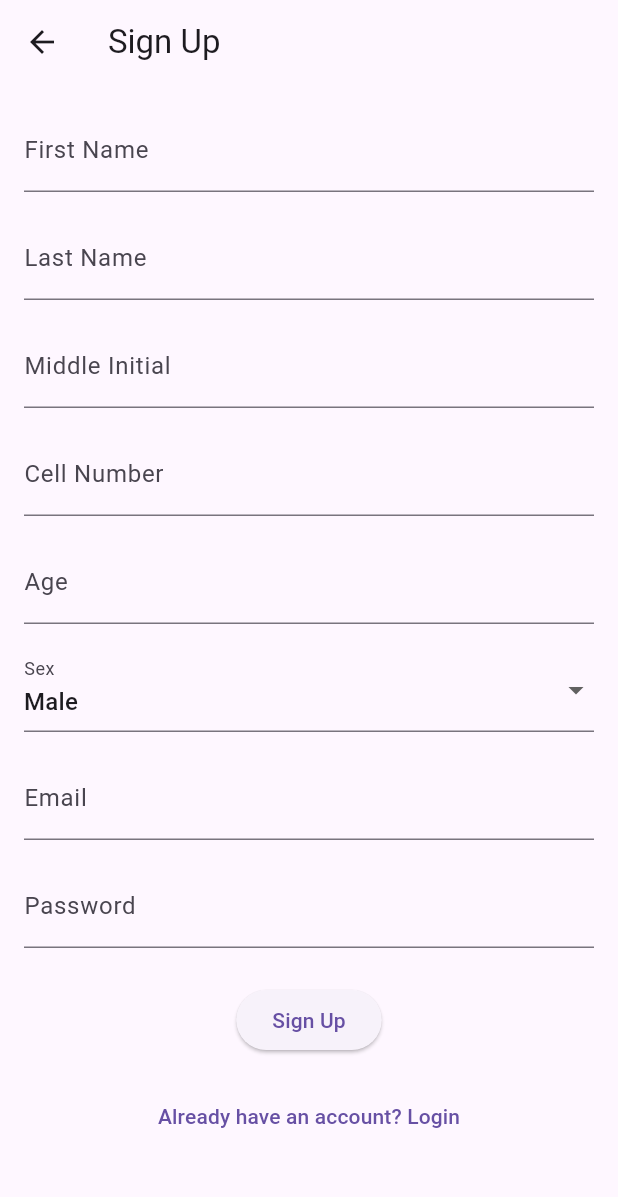
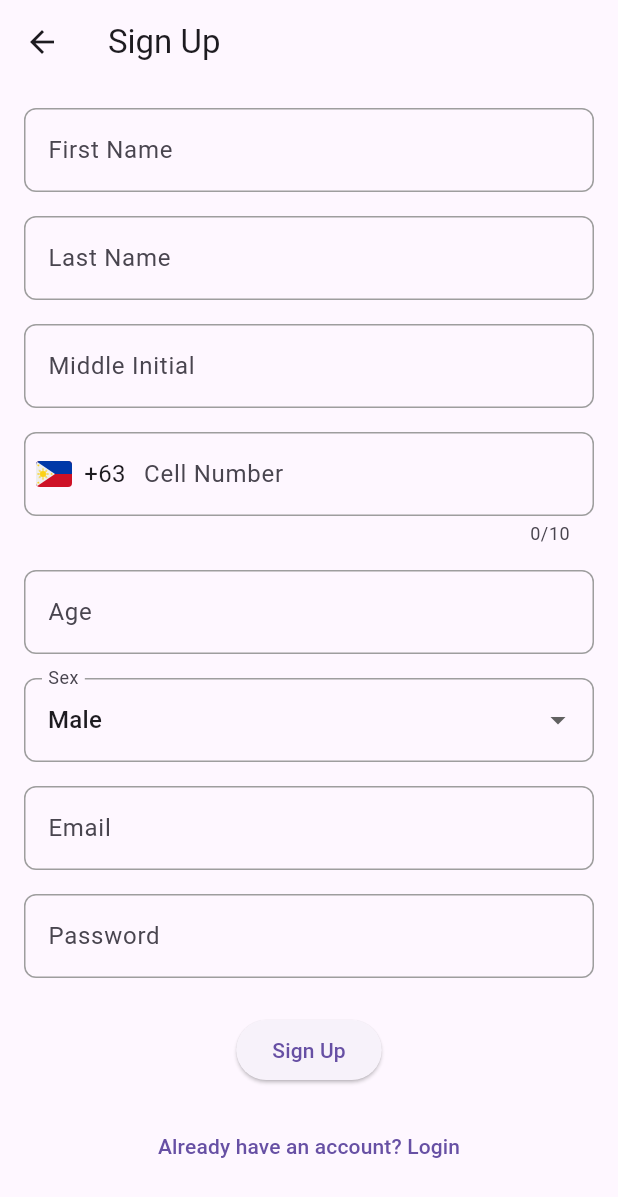
Before and after one commit to Jazo00/mobile_app_ar, a Flutter app: the LoginAndSignupPage screen opened by its route, after a tap on an icon or button, on a phone screen of 412 x 824 dp. Shown: the top 1197 px of the screen. Run offline on Flutter 3.47's test engine with Material 3 defaults, Android fonts, the phone set to English and light mode, and no system bars; our stand-ins replace flutter_svg, google_fonts, supabase_flutter; accounts and stored records are empty.

Commit message:
modified ni justin mga plugins and stuff

```diff
--- a/mobile_app_ar/lib/login_and_signup_page.dart
+++ b/mobile_app_ar/lib/login_and_signup_page.dart
@@ -1,5 +1,6 @@
 import 'package:flutter/material.dart';
 import 'package:flutter/services.dart';
+import 'package:flutter_svg/flutter_svg.dart';
 import 'package:supabase_flutter/supabase_flutter.dart';
 
 class LoginAndSignupPage extends StatefulWidget {
@@ -39,7 +40,7 @@ class _LoginAndSignupPageState extends State<LoginAndSignupPage> {
           'last_name': _lastNameController.text,
           'middle_initial': _middleInitialController.text,
           'email': _emailController.text,
-          'cell_number': _cellNumberController.text,
+          'cell_number': '+63' + _cellNumberController.text,
           'age': int.parse(_ageController.text),
           'sex': _selectedSex,
         });
@@ -71,6 +72,23 @@ class _LoginAndSignupPageState extends State<LoginAndSignupPage> {
     }
   }
 
+  InputDecoration _inputDecoration(String labelText, {Widget? prefixIcon}) {
+    return InputDecoration(
+      labelText: labelText,
+      border: OutlineInputBorder(
+        borderRadius: BorderRadius.circular(8.0),
+      ),
+      focusedBorder: OutlineInputBorder(
+        borderRadius: BorderRadius.circular(8.0),
+        borderSide: BorderSide(color: Colors.green),
+      ),
+      enabledBorder: OutlineInputBorder(
+        borderRadius: BorderRadius.circular(8.0),
+        borderSide: BorderSide(color: Colors.grey),
+      ),
+      prefixIcon: prefixIcon,
+    );
+  }
 
   @override
   Widget build(BuildContext context) {
@@ -87,7 +105,7 @@ class _LoginAndSignupPageState extends State<LoginAndSignupPage> {
               if (!isLogin) ...[
                 TextFormField(
                   controller: _firstNameController,
-                  decoration: InputDecoration(labelText: 'First Name'),
+                  decoration: _inputDecoration('First Name'),
                   validator: (value) {
                     if (value == null || value.isEmpty) {
                       return 'Please enter your first name';
@@ -98,7 +116,7 @@ class _LoginAndSignupPageState extends State<LoginAndSignupPage> {
                 const SizedBox(height: 16),
                 TextFormField(
                   controller: _lastNameController,
-                  decoration: InputDecoration(labelText: 'Last Name'),
+                  decoration: _inputDecoration('Last Name'),
                   validator: (value) {
                     if (value == null || value.isEmpty) {
                       return 'Please enter your last name';
@@ -109,10 +127,21 @@ class _LoginAndSignupPageState extends State<LoginAndSignupPage> {
                 const SizedBox(height: 16),
                 TextFormField(
                   controller: _middleInitialController,
-                  decoration: const InputDecoration(
+                  decoration: InputDecoration(
                     labelText: 'Middle Initial',
                     counterText: '',
+                    border: OutlineInputBorder(
+                      borderRadius: BorderRadius.circular(8.0),
                     ),
+                    focusedBorder: OutlineInputBorder(
+                      borderRadius: BorderRadius.circular(8.0),
+                      borderSide: BorderSide(color: Colors.green),
+                    ),
+                    enabledBorder: OutlineInputBorder(
+                      borderRadius: BorderRadius.circular(8.0),
+                      borderSide: BorderSide(color: Colors.grey),
+                    ),
+                  ),
                   maxLength: 1,
                   inputFormatters: [
                     FilteringTextInputFormatter.allow(RegExp(r'[A-Za-z]')),
@@ -127,10 +156,37 @@ class _LoginAndSignupPageState extends State<LoginAndSignupPage> {
                 const SizedBox(height: 16),
                 TextFormField(
                   controller: _cellNumberController,
-                  decoration: const InputDecoration(labelText: 'Cell Number'),
+                  keyboardType: TextInputType.number,
+                  decoration: _inputDecoration(
+                    'Cell Number',
+                    prefixIcon: Row(
+                      mainAxisSize: MainAxisSize.min,
+                      children: [
+                        Padding(
+                          padding: const EdgeInsets.symmetric(horizontal: 8.0),
+                          child: SvgPicture.asset(
+                            'lib/assets/Ph_flag.svg',
+                            width: 24,
+                            height: 24,
+                          ),
+                        ),
+                        const Padding(
+                          padding: EdgeInsets.only(right: 8.0),
+                          child: Text(
+                            '+63',
+                            style: TextStyle(fontSize: 16),
+                          ),
+                        )
+                      ],
+                    ),
+                  ),
+                  maxLength: 10,
+                  inputFormatters: [
+                    FilteringTextInputFormatter.digitsOnly,
+                  ],
                   validator: (value) {
-                    if (value == null || !RegExp(r'^\+63\d{10}$').hasMatch(value)) {
-                      return 'Please enter a valid cell number (e.g., +639123456789)';
+                  if (value == null || value.length != 10) {
+                    return 'Please enter a valid cell number (10 digits)';
                     }
                     return null;
                   },
@@ -138,11 +194,11 @@ class _LoginAndSignupPageState extends State<LoginAndSignupPage> {
                 const SizedBox(height: 16),
                 TextFormField(
                   controller: _ageController,
-                  decoration: InputDecoration(labelText: 'Age'),
+                  decoration: _inputDecoration('Age'),
                   keyboardType: TextInputType.number,
                   validator: (value) {
-                    if (value == null || !RegExp(r'^\d{2}$').hasMatch(value)) {
-                      return 'Please enter a valid age (2 digits)';
+                    if (value == null || !RegExp(r'^\d{1,2}$').hasMatch(value)) {
+                      return 'Please enter age';
                     }
                     return null;
                   },
@@ -150,7 +206,7 @@ class _LoginAndSignupPageState extends State<LoginAndSignupPage> {
                 const SizedBox(height: 16),
                 DropdownButtonFormField<String>(
                   value: _selectedSex,
-                  decoration: InputDecoration(labelText: 'Sex'),
+                  decoration: _inputDecoration('Sex'),
                   items: ['Male', 'Female'].map((String value) {
                     return DropdownMenuItem<String>(
                       value: value,
@@ -167,7 +223,7 @@ class _LoginAndSignupPageState extends State<LoginAndSignupPage> {
               ],
               TextFormField(
                 controller: _emailController,
-                decoration: InputDecoration(labelText: 'Email'),
+                decoration: _inputDecoration('Email'),
                 validator: (value) {
                   if (value == null || !RegExp(r'^[^@]+@[^@]+\.[^@]+').hasMatch(value)) {
                     return 'Please enter a valid email';
@@ -178,11 +234,11 @@ class _LoginAndSignupPageState extends State<LoginAndSignupPage> {
               const SizedBox(height: 16),
               TextFormField(
                 controller: _passwordController,
-                decoration: InputDecoration(labelText: 'Password'),
+                decoration: _inputDecoration('Password'),
                 obscureText: true,
                 validator: (value) {
                   if (value == null || !RegExp(r'^(?=.*[A-Z])(?=.*\d)(?=.*[!@#\$&*~]).{8,}$').hasMatch(value)) {
-                    return 'Password must be at least 8 characters long, include an uppercase letter, a number, and a special character';
+                    return 'Password must be at least 8 characters long, include an \n uppercase letter, a number, and a special character';
                   }
                   return null;
                 },
--- a/mobile_app_ar/pubspec.yaml
+++ b/mobile_app_ar/pubspec.yaml
@@ -9,6 +9,7 @@ environment:
 dependencies:
   flutter:
     sdk: flutter
+  flutter_svg: ^0.22.0
   supabase: ^0.2.3
   supabase_flutter: ^0.2.3
   google_fonts: ^4.0.3
@@ -21,4 +22,5 @@ dev_dependencies:
 flutter:
   assets:
     - lib/assets/logo_final.png
+    - lib/assets/Ph_flag.svg
   uses-material-design: true
```
Also changed, not shown: mobile_app_ar/pubspec.lock, 5 other files.
